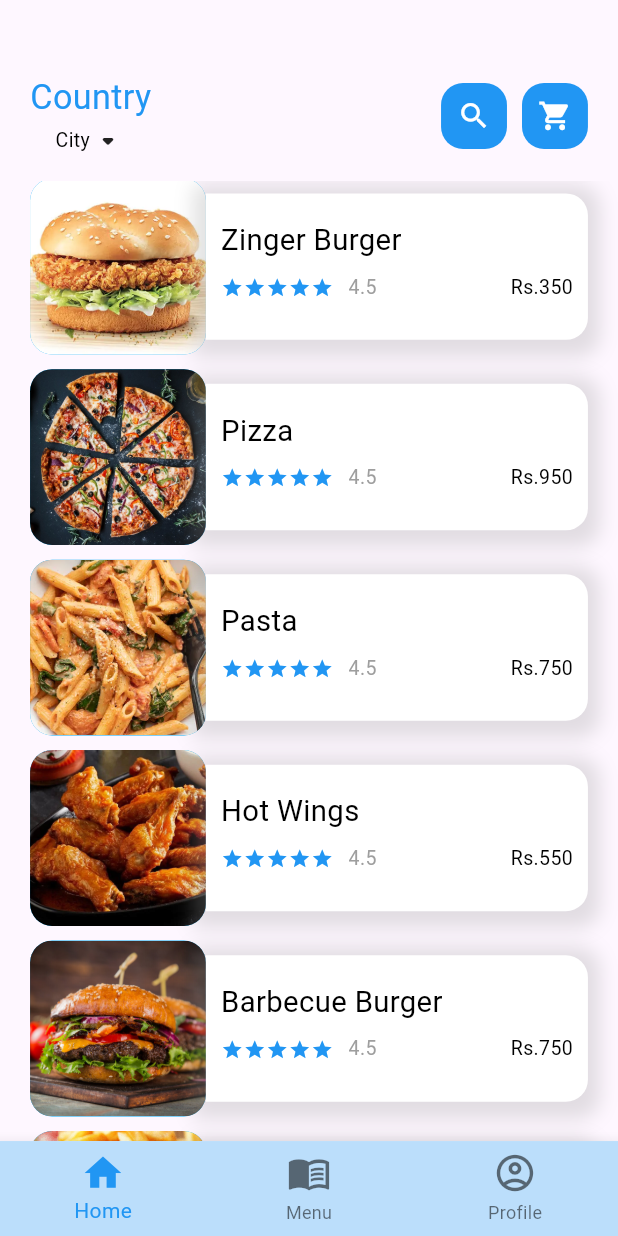
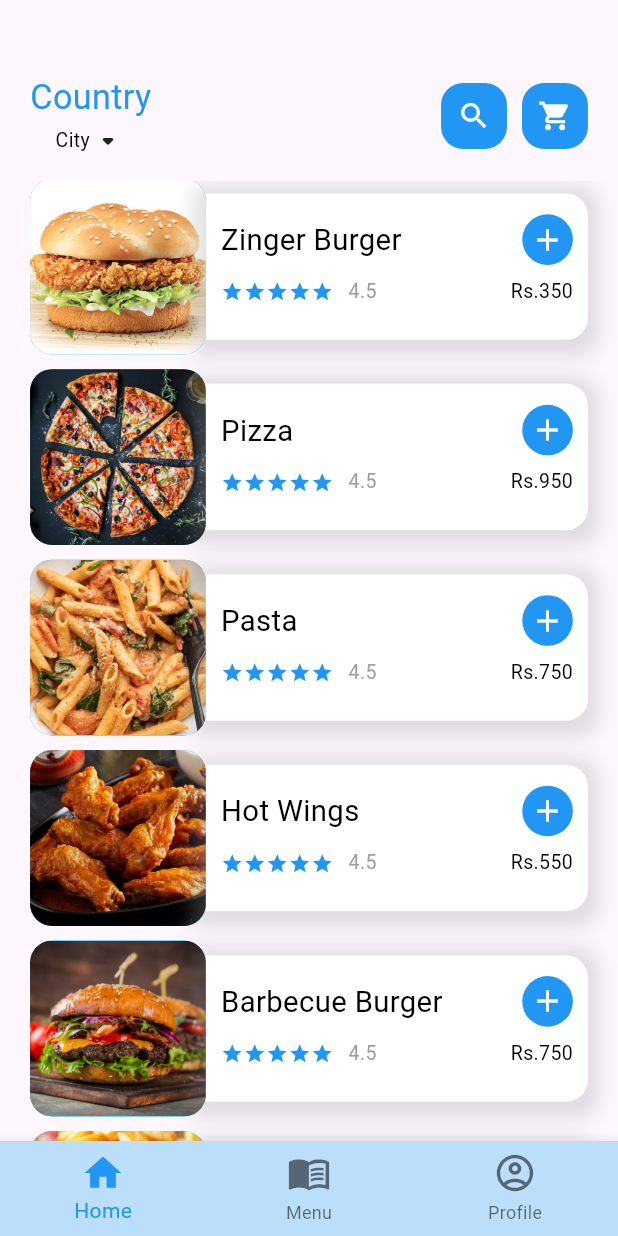
Before and after one commit to haris8899/my_food_app, a Flutter app: the screen it shows after launch, scrolled down 576 dp, on a phone screen of 412 x 824 dp. Run offline on Flutter 3.47's test engine with Material 2 defaults, Android fonts, the phone set to English and light mode, and no system bars; our stand-ins replace cloud_firestore, dots_indicator, firebase_auth, firebase_core, get; accounts and stored records are empty.

Commit message:
Essential Additions

```diff
--- a/lib/Screens/HomePage/home_page_body.dart
+++ b/lib/Screens/HomePage/home_page_body.dart
@@ -140,8 +140,21 @@ class _HomePageBodyState extends State<HomePageBody> {
                               crossAxisAlignment: CrossAxisAlignment.start,
                               mainAxisAlignment: MainAxisAlignment.center,
                               children: [
-                                LargeText(
-                                    text: dataClass.mainlist[index]['name']!),
+                                Row(
+                                  mainAxisAlignment: MainAxisAlignment.spaceBetween,
+                                  children: [
+                                    LargeText(
+                                        text: dataClass.mainlist[index]['name']!),
+                                    Container(
+                                      padding: EdgeInsets.all(Dimensions.height10/2),
+                                      decoration: BoxDecoration(
+                                        color: Colors.blue,
+                                        borderRadius: BorderRadius.circular(Dimensions.height30)
+                                      ),
+                                      child: Icon(Icons.add,color: Colors.white,),
+                                    )
+                                  ],
+                                ),
                                 SizedBox(
                                   height: Dimensions.width10,
                                 ),
```
Also changed, not shown: lib/Screens/Orders/shopping_cart.dart (+3 -25 lines), lib/widgets/item_count_small.dart (added, +38 -0 lines).
